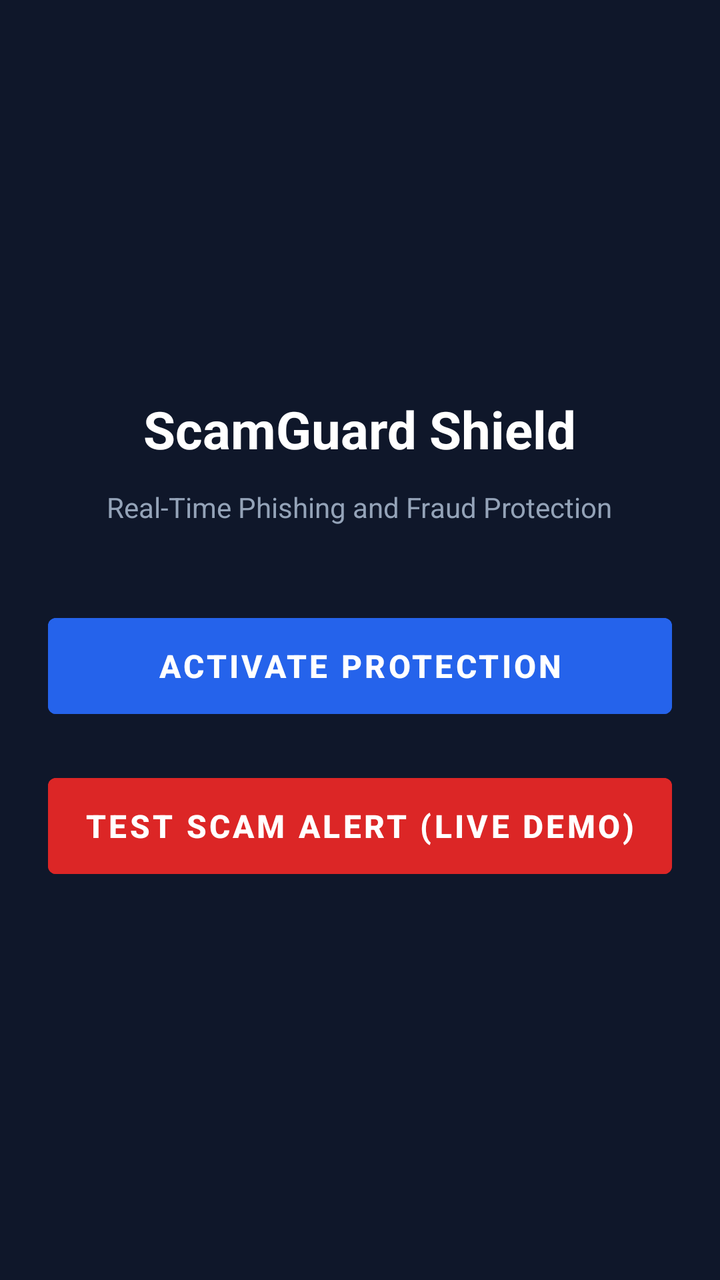
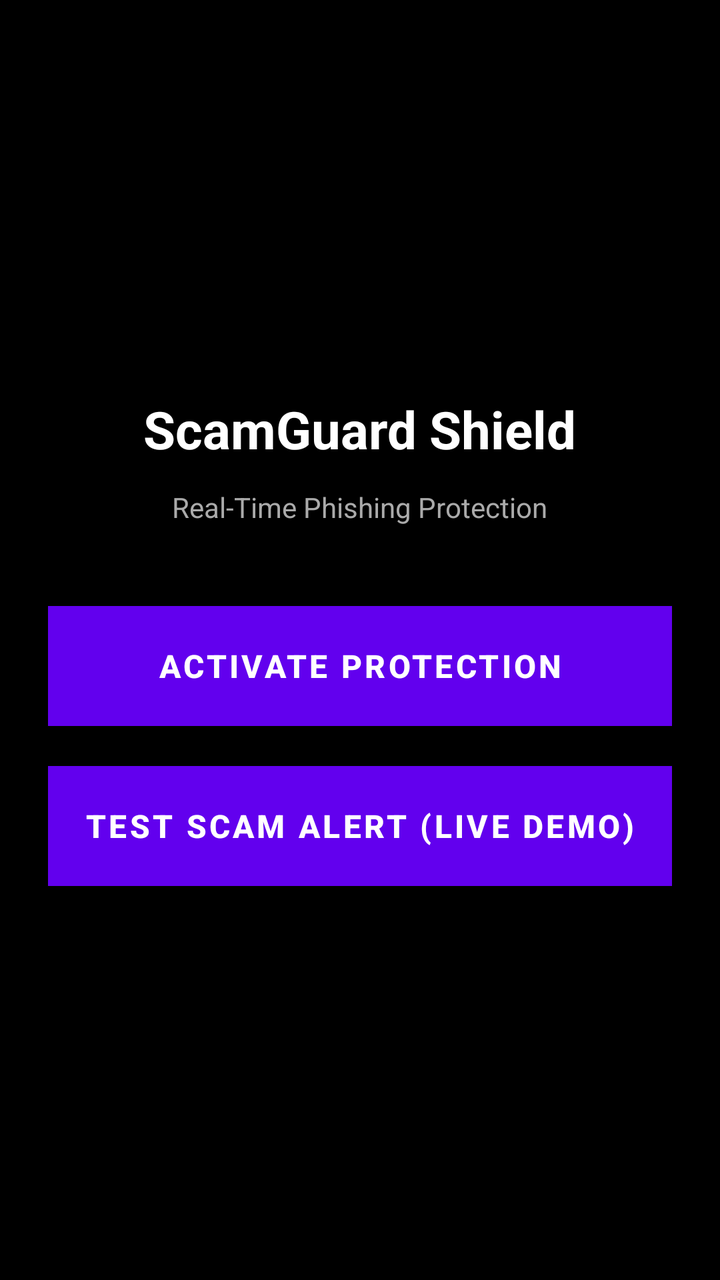

An Android layout rendered at two revisions. The XML below is the earlier revision; the diff shows what the commit changed to produce the second picture.
<!-- AndroidManifest.xml: application theme Theme.MaterialComponents.DayNight.NoActionBar -->
<!-- res/layout/activity_main.xml -->
<?xml version="1.0" encoding="utf-8"?>
<LinearLayout xmlns:android="http://schemas.android.com/apk/res/android"
    android:layout_width="match_parent"
    android:layout_height="match_parent"
    android:orientation="vertical"
    android:gravity="center"
    android:padding="24dp"
    android:background="#0F172A">

    <TextView
        android:layout_width="wrap_content"
        android:layout_height="wrap_content"
        android:text="ScamGuard Shield"
        android:textColor="#FFFFFF"
        android:textSize="26sp"
        android:textStyle="bold"
        android:layout_marginBottom="12dp" />

    <TextView
        android:layout_width="wrap_content"
        android:layout_height="wrap_content"
        android:text="Real-Time Phishing and Fraud Protection"
        android:textColor="#94A3B8"
        android:textSize="14sp"
        android:layout_marginBottom="40dp" />

    <Button
        android:id="@+id/btnPermissions"
        android:layout_width="match_parent"
        android:layout_height="60dp"
        android:text="ACTIVATE PROTECTION"
        android:textSize="16sp"
        android:textStyle="bold"
        android:backgroundTint="#2563EB"
        android:textColor="#FFFFFF"
        android:layout_marginBottom="20dp" />

    <Button
        android:id="@+id/btnSimulateScam"
        android:layout_width="match_parent"
        android:layout_height="60dp"
        android:text="TEST SCAM ALERT (LIVE DEMO)"
        android:textSize="16sp"
        android:textStyle="bold"
        android:backgroundTint="#DC2626"
        android:textColor="#FFFFFF" />

</LinearLayout>
<!-- resources referenced by this layout -->
<resources>

</resources>

<!-- the commit's change to res/layout/activity_main.xml (unified diff, before → after) -->
@@ -5,13 +5,13 @@
     android:orientation="vertical"
     android:gravity="center"
     android:padding="24dp"
-    android:background="#0F172A">
+    android:background="@android:color/black">
 
     <TextView
         android:layout_width="wrap_content"
         android:layout_height="wrap_content"
         android:text="ScamGuard Shield"
-        android:textColor="#FFFFFF"
+        android:textColor="@android:color/white"
         android:textSize="26sp"
         android:textStyle="bold"
         android:layout_marginBottom="12dp" />
@@ -19,8 +19,8 @@
     <TextView
         android:layout_width="wrap_content"
         android:layout_height="wrap_content"
-        android:text="Real-Time Phishing and Fraud Protection"
-        android:textColor="#94A3B8"
+        android:text="Real-Time Phishing Protection"
+        android:textColor="@android:color/darker_gray"
         android:textSize="14sp"
         android:layout_marginBottom="40dp" />
 
@@ -31,8 +31,8 @@
         android:text="ACTIVATE PROTECTION"
         android:textSize="16sp"
         android:textStyle="bold"
-        android:backgroundTint="#2563EB"
-        android:textColor="#FFFFFF"
+        android:textColor="@android:color/white"
+        android:background="@android:color/holo_blue_dark"
         android:layout_marginBottom="20dp" />
 
     <Button
@@ -42,7 +42,7 @@
         android:text="TEST SCAM ALERT (LIVE DEMO)"
         android:textSize="16sp"
         android:textStyle="bold"
-        android:backgroundTint="#DC2626"
-        android:textColor="#FFFFFF" />
+        android:textColor="@android:color/white"
+        android:background="@android:color/holo_red_dark" />
 
 </LinearLayout>
